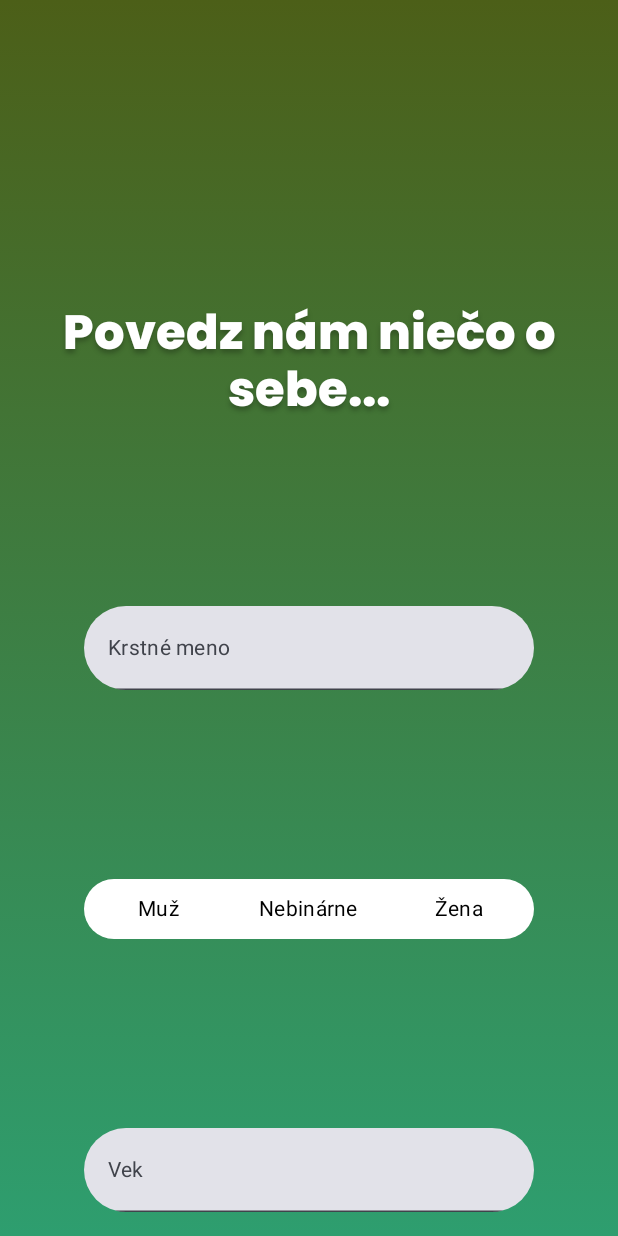
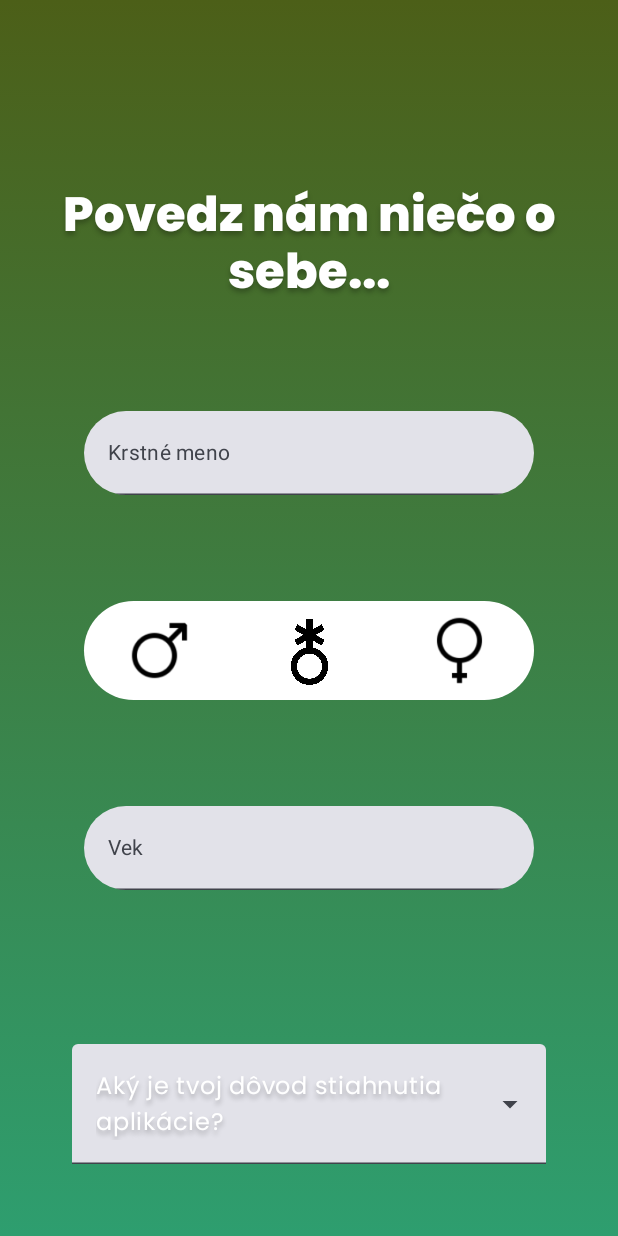
Before and after one commit to TP2023-T24-PEACE/PEACE-APP, an Android app built with Jetpack Compose: the composable IntroductionScreen shown on its own in the app's theme, on a phone screen of 412 x 824 dp. Run offline under Robolectric (Android 15) with nearby library versions, the phone set to English and light mode, and no system bars; libraries missing offline, so code that uses them is left out: com.ramcosta.composedestinations; 1 statement that could not run was skipped.

Commit message:
Updated gender icons, added select box in introduction screen

```diff
--- a/app/src/main/java/com/t24/peaceapp/ui/IntroductionScreen.kt
+++ b/app/src/main/java/com/t24/peaceapp/ui/IntroductionScreen.kt
@@ -1,19 +1,28 @@
 package com.t24.peaceapp.ui
 
+import android.widget.Toast
+import androidx.compose.foundation.Image
 import androidx.compose.foundation.background
 import androidx.compose.foundation.border
 import androidx.compose.foundation.layout.Arrangement
+import androidx.compose.foundation.layout.Box
 import androidx.compose.foundation.layout.Column
 import androidx.compose.foundation.layout.PaddingValues
 import androidx.compose.foundation.layout.Row
 import androidx.compose.foundation.layout.Spacer
 import androidx.compose.foundation.layout.fillMaxSize
+import androidx.compose.foundation.layout.fillMaxWidth
+import androidx.compose.foundation.layout.height
 import androidx.compose.foundation.layout.padding
 import androidx.compose.foundation.layout.width
 import androidx.compose.foundation.shape.RoundedCornerShape
 import androidx.compose.foundation.text.KeyboardOptions
 import androidx.compose.material3.Button
 import androidx.compose.material3.ButtonDefaults
+import androidx.compose.material3.DropdownMenuItem
+import androidx.compose.material3.ExperimentalMaterial3Api
+import androidx.compose.material3.ExposedDropdownMenuBox
+import androidx.compose.material3.ExposedDropdownMenuDefaults
 import androidx.compose.material3.MaterialTheme
 import androidx.compose.material3.Text
 import androidx.compose.material3.TextField
@@ -28,13 +37,17 @@ import androidx.compose.ui.draw.clip
 import androidx.compose.ui.graphics.Brush
 import androidx.compose.ui.graphics.Color
 import androidx.compose.ui.graphics.TileMode
+import androidx.compose.ui.platform.LocalContext
+import androidx.compose.ui.res.painterResource
 import androidx.compose.ui.text.TextStyle
 import androidx.compose.ui.text.input.KeyboardType
 import androidx.compose.ui.text.style.TextAlign
 import androidx.compose.ui.unit.dp
 import com.ramcosta.composedestinations.annotation.Destination
+import com.t24.peaceapp.R
 
 
+@OptIn(ExperimentalMaterial3Api::class)
 @Destination
 @Composable
 fun IntroductionScreen(
@@ -89,40 +102,37 @@ fun IntroductionScreen(
                 onClick = {gender = "male"},
                 modifier = Modifier.weight(0.5f),
                 colors = if(gender == "male") {colorsActive} else {colorsInactive},
-                contentPadding = PaddingValues(0.dp),
+                contentPadding = PaddingValues(8.dp),
                 shape = RoundedCornerShape(50.dp, 0.dp, 0.dp, 50.dp),
             ) {
-                Text(
-                    text = "Muž",
-                    style = MaterialTheme.typography.bodyMedium,
-                    color = Color.Black
-                )
+                Image(
+                    painter = painterResource(id = R.drawable.male),
+                    contentDescription = "Male",
+                    modifier = Modifier.width(50.dp).height(50.dp))
             }
             Button(
                 onClick = {gender = "non-binary"},
                 modifier = Modifier.weight(0.5f),
                 colors = if(gender == "non-binary") {colorsActive} else {colorsInactive},
-                contentPadding = PaddingValues(0.dp),
+                contentPadding = PaddingValues(8.dp),
                 shape = RoundedCornerShape(0.dp),
             ) {
-                Text(
-                    text = "Nebinárne",
-                    style = MaterialTheme.typography.bodyMedium,
-                    color = Color.Black
-                )
+                Image(
+                    painter = painterResource(id = R.drawable.nonbinary),
+                    contentDescription = "Non-binary",
+                    modifier = Modifier.width(50.dp).height(50.dp))
             }
             Button(
                 onClick = {gender = "female"},
                 modifier = Modifier.weight(0.5f),
                 colors = if(gender == "female") {colorsActive} else {colorsInactive},
-                contentPadding = PaddingValues(0.dp),
+                contentPadding = PaddingValues(8.dp),
                 shape = RoundedCornerShape(0.dp, 50.dp, 50.dp, 0.dp),
             ) {
-                Text(
-                    text = "Žena",
-                    style = MaterialTheme.typography.bodyMedium,
-                    color = Color.Black
-                )
+                Image(
+                    painter = painterResource(id = R.drawable.female),
+                    contentDescription = "Female",
+                    modifier = Modifier.width(50.dp).height(50.dp))
             }
         }
         Spacer(modifier = Modifier.weight(0.01f))
@@ -138,6 +148,59 @@ fun IntroductionScreen(
             ) },
             shape = MaterialTheme.shapes.extraLarge,
         )
+        Spacer(modifier = Modifier.weight(0.01f))
+        Demo_ExposedDropdownMenuBox()
         }
 
     }
+
+
+@OptIn(ExperimentalMaterial3Api::class)
+@Composable
+fun Demo_ExposedDropdownMenuBox() {
+    val coffeeDrinks = arrayOf(
+        "Aký je tvoj dôvod stiahnutia aplikácie?",
+        "Chcem sa cítiť lepšie",
+        "Chcem byť produktívnejší",
+        "Chcem si zlepšiť spánok",
+        "Chcem sa zbaviť zlých návykov"
+    )
+    var expanded by remember { mutableStateOf(false) }
+    var selectedText by remember { mutableStateOf(coffeeDrinks[0]) }
+
+    Box(
+        modifier = Modifier
+            .fillMaxWidth()
+            .padding(32.dp)
+    ) {
+        ExposedDropdownMenuBox(
+            expanded = expanded,
+            onExpandedChange = {
+                expanded = !expanded
+            }
+        ) {
+            TextField(
+                value = selectedText,
+                onValueChange = {},
+                readOnly = true,
+                trailingIcon = { ExposedDropdownMenuDefaults.TrailingIcon(expanded = expanded) },
+                modifier = Modifier.menuAnchor()
+            )
+
+            ExposedDropdownMenu(
+                expanded = expanded,
+                onDismissRequest = { expanded = false }
+            ) {
+                coffeeDrinks.forEach { item ->
+                    DropdownMenuItem(
+                        text = { Text(text = item) },
+                        onClick = {
+                            selectedText = item
+                            expanded = false
+                        }
+                    )
+                }
+            }
+        }
+    }
+}
```
Also changed, not shown: app/src/main/res/drawable/female.png (added), app/src/main/res/drawable/male.png (added), app/src/main/res/drawable/nonbinary.png (added).
